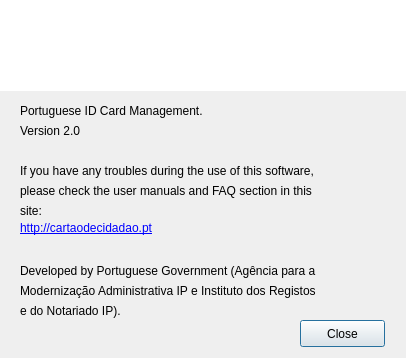
Above: pteid-mw-pt/_src/eidmw/eidgui/dlgAbout.ui from amagovpt/autenticacao.gov before the change. Below: the same form after it.
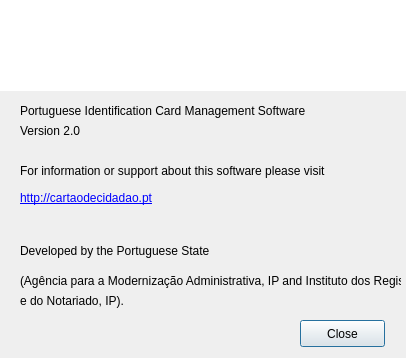
That is the form after the change. Icons and pictures are not drawn.

Commit message: Added success/error message to Signature Dialog and corrected about dialog text

```diff
--- a/pteid-mw-pt/_src/eidmw/eidgui/dlgAbout.ui
+++ b/pteid-mw-pt/_src/eidmw/eidgui/dlgAbout.ui
@@ -51,7 +51,7 @@
     </rect>
    </property>
    <property name="text">
-    <string>Portuguese ID Card Management.</string>
+    <string>Portuguese Identification Card Management Software</string>
    </property>
   </widget>
   <widget class="QLabel" name="label_4">
@@ -64,7 +64,7 @@
     </rect>
    </property>
    <property name="text">
-    <string>If you have any troubles during the use of this software,</string>
+    <string>For information or support about this software please visit</string>
    </property>
    <property name="textFormat">
     <enum>Qt::AutoText</enum>
@@ -80,23 +80,7 @@
     </rect>
    </property>
    <property name="text">
-    <string>please check the user manuals and FAQ section in this</string>
-   </property>
-   <property name="textFormat">
-    <enum>Qt::PlainText</enum>
-   </property>
-  </widget>
-  <widget class="QLabel" name="label_6">
-   <property name="geometry">
-    <rect>
-     <x>20</x>
-     <y>200</y>
-     <width>361</width>
-     <height>21</height>
-    </rect>
-   </property>
-   <property name="text">
-    <string>site:</string>
+    <string/>
    </property>
    <property name="textFormat">
     <enum>Qt::PlainText</enum>
@@ -138,7 +122,7 @@
    <property name="geometry">
     <rect>
      <x>20</x>
-     <y>220</y>
+     <y>190</y>
      <width>241</width>
      <height>17</height>
     </rect>
@@ -154,13 +138,13 @@
    <property name="geometry">
     <rect>
      <x>20</x>
-     <y>260</y>
+     <y>240</y>
      <width>371</width>
      <height>22</height>
     </rect>
    </property>
    <property name="text">
-    <string>Developed by Portuguese Government (Agência para a</string>
+    <string>Developed by the Portuguese State</string>
    </property>
   </widget>
   <widget class="QLabel" name="label_12">
@@ -180,26 +164,26 @@
    <property name="geometry">
     <rect>
      <x>20</x>
-     <y>280</y>
+     <y>270</y>
      <width>381</width>
      <height>22</height>
     </rect>
    </property>
    <property name="text">
-    <string>Modernização Administrativa IP e Instituto dos Registos</string>
+    <string>(Agência para a Modernização Administrativa, IP and Instituto dos Registos</string>
    </property>
   </widget>
   <widget class="QLabel" name="label_14">
    <property name="geometry">
     <rect>
      <x>20</x>
-     <y>300</y>
+     <y>290</y>
      <width>371</width>
      <height>22</height>
     </rect>
    </property>
    <property name="text">
-    <string>e do Notariado IP).</string>
+    <string>e do Notariado, IP).</string>
    </property>
   </widget>
  </widget>
```
The commit also changes 4 other files.
